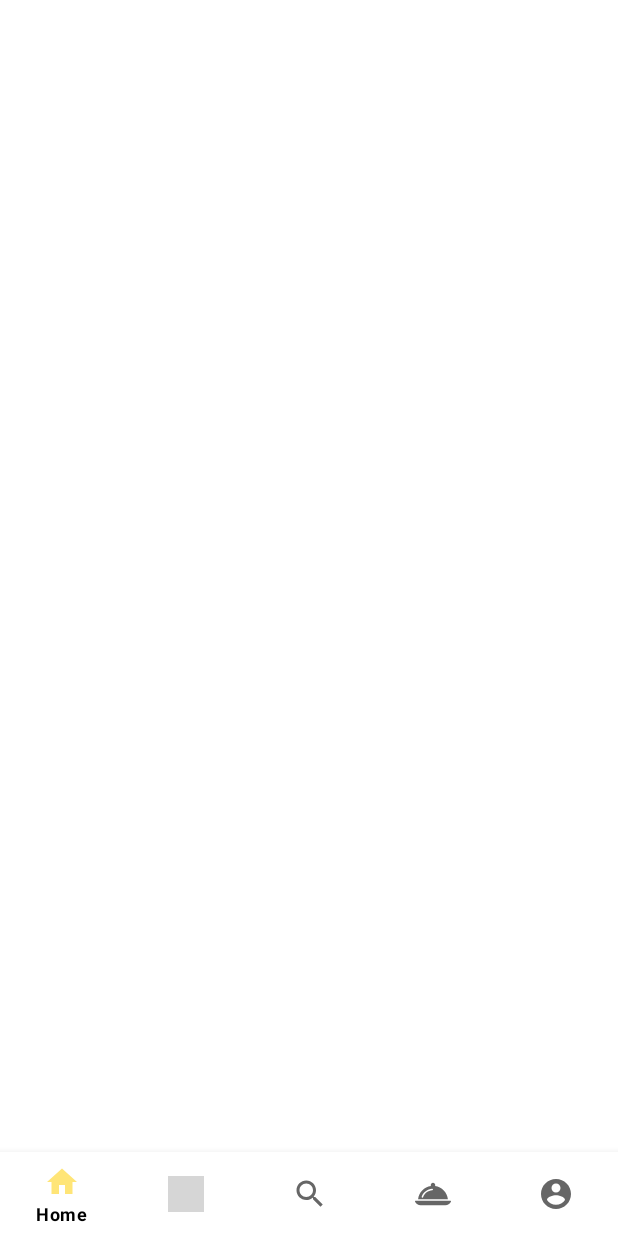
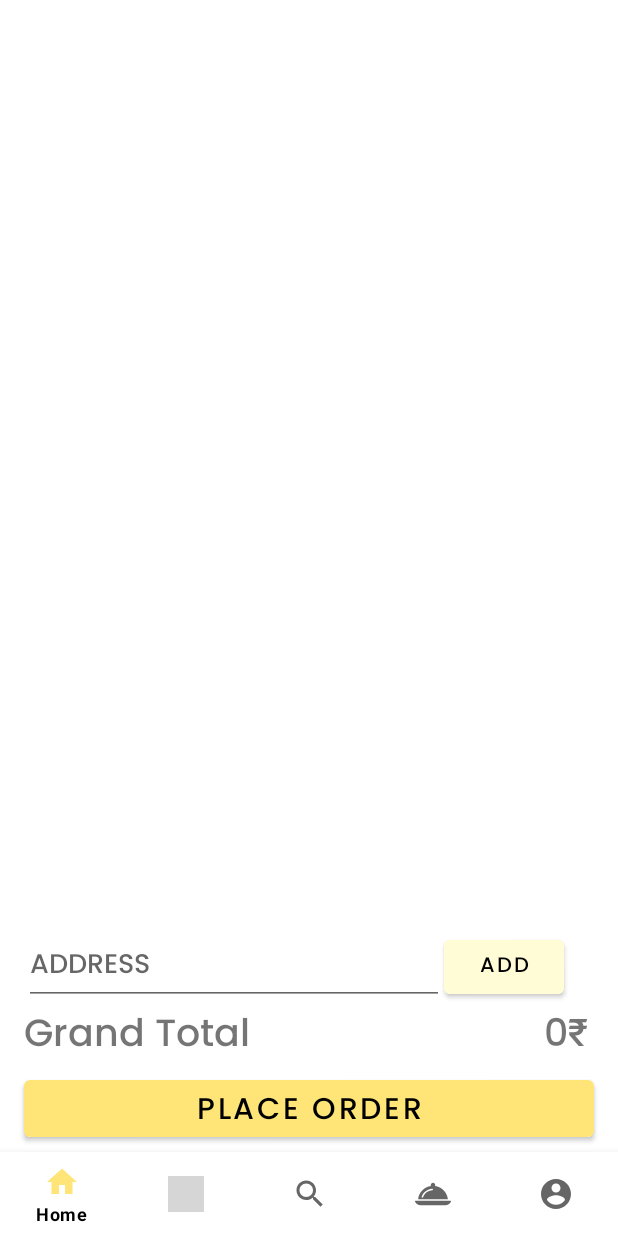
Before and after one commit to yogesh-bhanushali-24/The-Foodies, an Android app: the fragment cartFragment placed in its activity, item 2 of the bottom bar chosen, on a phone screen of 412 x 824 dp. Run offline under Robolectric (Android 15) with nearby library versions, the phone set to English and light mode, and no system bars; our stand-ins replace Firebase (no records; nobody signed in at launch, a user with empty details on screens opened directly); libraries missing offline, so code that uses them is left out: com.orhanobut.dialogplus; Roboto replaces fonts that are not available here; grey boxes are pictures that could not be loaded.

Commit message:
show grand total of cart and add address field

```diff
--- a/app/src/main/java/com/example/casestudy/cartFragment.java
+++ b/app/src/main/java/com/example/casestudy/cartFragment.java
@@ -1,25 +1,34 @@
 package com.example.casestudy;
 
+import android.nfc.Tag;
 import android.os.Bundle;
 
+import androidx.annotation.NonNull;
 import androidx.fragment.app.Fragment;
 import androidx.recyclerview.widget.LinearLayoutManager;
 import androidx.recyclerview.widget.RecyclerView;
 
+import android.support.v4.app.INotificationSideChannel;
+import android.util.Log;
 import android.view.LayoutInflater;
 import android.view.View;
 import android.view.ViewGroup;
+import android.widget.TextView;
 
 import com.example.casestudy.model.CartModel;
 import com.firebase.ui.database.FirebaseRecyclerOptions;
 import com.google.firebase.auth.FirebaseAuth;
+import com.google.firebase.database.DataSnapshot;
+import com.google.firebase.database.DatabaseError;
+import com.google.firebase.database.DatabaseReference;
 import com.google.firebase.database.FirebaseDatabase;
+import com.google.firebase.database.ValueEventListener;
 
 
 public class cartFragment extends Fragment {
     private RecyclerView cartDisplayRecycler;
-    // FirebaseAuth auth;
     cartdisplayadapter cartdisplayadapter;
+    private TextView GrandTotalTv;
 
     @Override
     public View onCreateView(LayoutInflater inflater, ViewGroup container,
@@ -28,12 +37,15 @@ public class cartFragment extends Fragment {
         View view = inflater.inflate(R.layout.fragment_cart, container, false);
 
 
+        GrandTotalTv = view.findViewById(R.id.GrandTotal);
+
+
         //recycler view
         cartDisplayRecycler = view.findViewById(R.id.cartRecycler);
         cartDisplayRecycler.setLayoutManager(new LinearLayoutManager(getContext()));
         //end recycler view
 
-
+        //show cart view data
         FirebaseRecyclerOptions<CartModel> options =
                 new FirebaseRecyclerOptions.Builder<CartModel>()
                         .setQuery(FirebaseDatabase.getInstance().getReference().child("cart").child(FirebaseAuth.getInstance().getCurrentUser().getUid()), CartModel.class)
@@ -41,10 +53,41 @@ public class cartFragment extends Fragment {
 
         cartdisplayadapter = new cartdisplayadapter(options);
         cartDisplayRecycler.setAdapter(cartdisplayadapter);
+        //end show cart view data
+
+
+        //total bill
+        DatabaseReference reference = FirebaseDatabase.getInstance().getReference().child("cart").child(FirebaseAuth.getInstance().getCurrentUser().getUid());
+        ValueEventListener valueEventListener = new ValueEventListener() {
+            int countTotal = 0;
+
+            @Override
+            public void onDataChange(@NonNull DataSnapshot snapshot) {
+
+                for (DataSnapshot ds : snapshot.getChildren()) {
+
+                    String total = ds.child("total").getValue().toString();
+                    int total1 = Integer.parseInt(total);
+                    countTotal = countTotal + total1;
+                }
+                GrandTotalTv.setText(String.valueOf(countTotal) + "₹");
+            }
+
+            @Override
+            public void onCancelled(@NonNull DatabaseError error) {
+
+            }
+        };
+
+
+        reference.addListenerForSingleValueEvent(valueEventListener);
+
+        //end total bill
 
 
         return view;
     }
+
 
     @Override
     public void onStart() {
--- a/app/src/main/res/layout/fragment_cart.xml
+++ b/app/src/main/res/layout/fragment_cart.xml
@@ -1,10 +1,11 @@
 <?xml version="1.0" encoding="utf-8"?>
-<LinearLayout xmlns:android="http://schemas.android.com/apk/res/android"
+<RelativeLayout xmlns:android="http://schemas.android.com/apk/res/android"
+    xmlns:app="http://schemas.android.com/apk/res-auto"
     xmlns:tools="http://schemas.android.com/tools"
     android:layout_width="match_parent"
     android:layout_height="match_parent"
     tools:context=".cartFragment"
-    android:gravity="center">
+    android:orientation="vertical">
 
    <androidx.recyclerview.widget.RecyclerView
        android:id="@+id/cartRecycler"
@@ -13,4 +14,60 @@
        android:layout_gravity="top" />
 
 
-</LinearLayout>
+   <TextView
+       android:id="@+id/GrandTotal"
+       android:layout_width="wrap_content"
+       android:layout_height="wrap_content"
+       android:text="1045₹"
+       android:textSize="25dp"
+       android:fontFamily="@font/poppins_medium"
+       android:layout_marginRight="20dp"
+       android:layout_above="@+id/placeOrder"
+       android:layout_alignParentRight="true" />
+
+   <TextView
+       android:id="@+id/lblGrandTotal"
+       android:layout_width="wrap_content"
+       android:layout_height="wrap_content"
+       android:text="Grand Total"
+       android:layout_alignParentLeft="true"
+       android:layout_marginLeft="16dp"
+       android:layout_above="@+id/placeOrder"
+       android:textSize="25dp"
+       android:fontFamily="@font/poppins_medium" />
+
+   <EditText
+       android:id="@+id/UserAddress"
+       android:layout_width="280dp"
+       android:layout_height="wrap_content"
+       android:layout_above="@+id/lblGrandTotal"
+       android:layout_marginLeft="16dp"
+       android:hint="ADDRESS"
+       android:fontFamily="@font/poppins_medium" />
+
+   <com.google.android.material.button.MaterialButton
+       android:layout_width="80dp"
+       android:layout_height="wrap_content"
+       android:layout_toRightOf="@+id/UserAddress"
+       android:text="add"
+       android:textColor="@color/black"
+       android:backgroundTint="@color/lightYellow"
+       android:layout_marginRight="16dp"
+       android:layout_above="@+id/GrandTotal"
+       android:fontFamily="@font/poppins_medium"
+       android:layout_marginBottom="1dp" />
+
+
+   <com.google.android.material.button.MaterialButton
+       android:id="@+id/placeOrder"
+       android:layout_width="380dp"
+       android:layout_height="50dp"
+       android:layout_centerHorizontal="true"
+       android:layout_alignParentBottom="true"
+       android:layout_marginTop="1dp"
+       android:fontFamily="@font/poppins_medium"
+       android:text="Place Order"
+       android:textColor="@color/black"
+       android:textSize="20dp" />
+
+</RelativeLayout>
```
